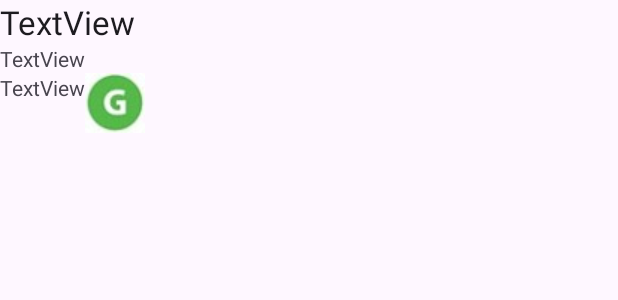
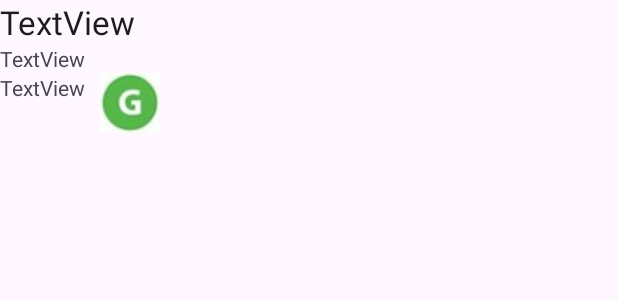
Before and after one commit to nawwbi/MyMovies, an Android app: the layout row.xml on its own in the app's theme, with its tools: preview values and no code run, on a phone screen of 412 x 824 dp. Shown: the top 300 px of the screen. Run offline under Robolectric (Android 15) with nearby library versions, the phone set to English and light mode, and no system bars.

```diff
--- a/app/build.gradle
+++ b/app/build.gradle
@@ -36,4 +36,5 @@ dependencies {
     testImplementation 'junit:junit:4.13.2'
     androidTestImplementation 'androidx.test.ext:junit:1.1.5'
     androidTestImplementation 'androidx.test.espresso:espresso-core:3.5.1'
+    implementation 'com.squareup.picasso:picasso:2.5.2'
 }
--- a/app/src/main/AndroidManifest.xml
+++ b/app/src/main/AndroidManifest.xml
@@ -1,6 +1,7 @@
 <?xml version="1.0" encoding="utf-8"?>
 <manifest xmlns:android="http://schemas.android.com/apk/res/android"
     xmlns:tools="http://schemas.android.com/tools">
+    <uses-permission android:name="android.permission.INTERNET"/>
 
     <application
         android:allowBackup="true"
--- a/app/src/main/res/layout/row.xml
+++ b/app/src/main/res/layout/row.xml
@@ -27,12 +27,14 @@
             android:id="@+id/tvYear"
             android:layout_width="wrap_content"
             android:layout_height="wrap_content"
+            android:paddingEnd="10dp"
             android:text="TextView" />
 
         <ImageView
             android:id="@+id/ivRating"
-            android:layout_width="wrap_content"
-            android:layout_height="wrap_content"
+            android:layout_width="40dp"
+            android:layout_height="40dp"
+            android:scaleType="fitXY"
             app:srcCompat="@drawable/rating_g" />
     </LinearLayout>
 </LinearLayout>
```
Also changed, not shown: app/src/main/java/sg/edu/rp/c346/id22024713/mymovies/CustomAdapter.java (+10 -8 lines).
